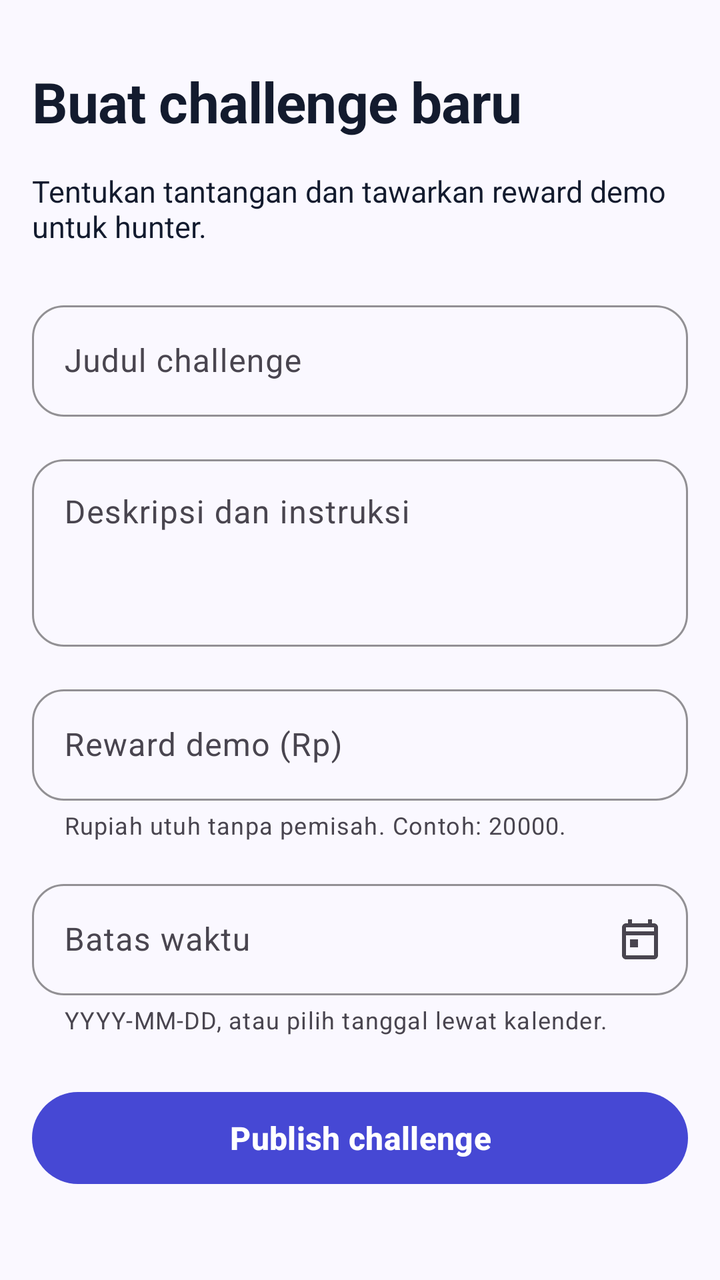
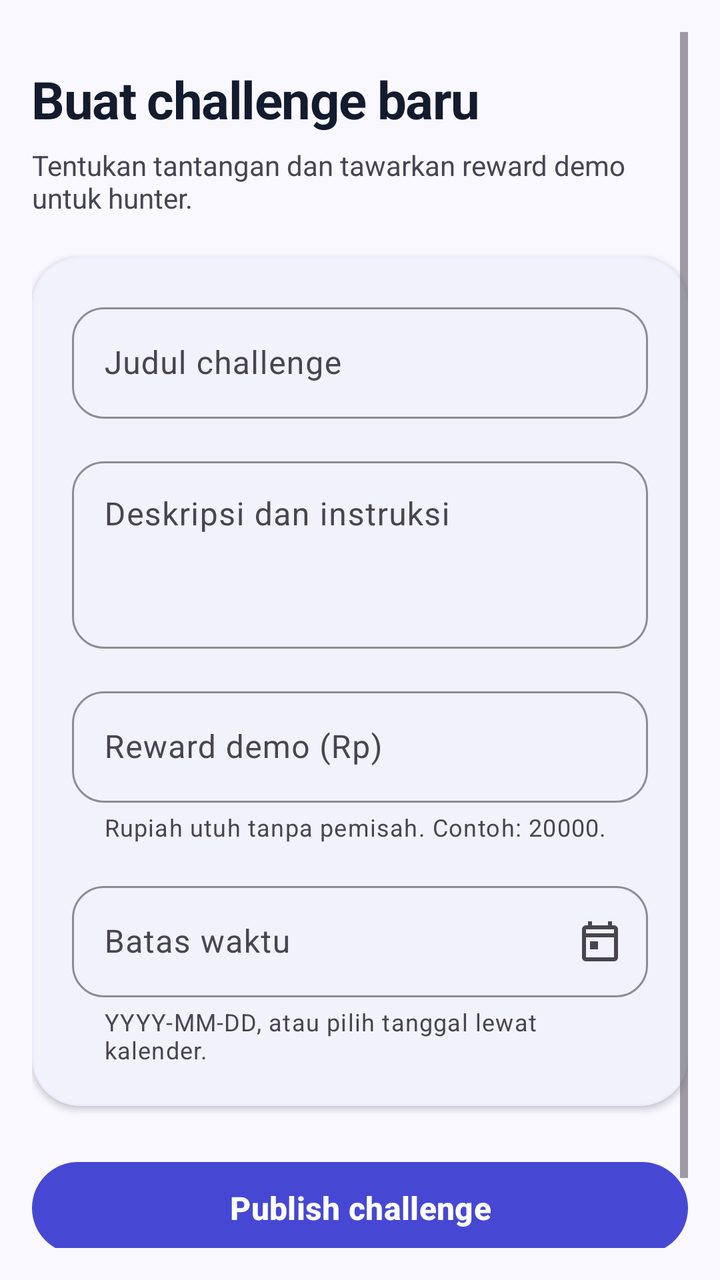

Two renders of the same Android screen: before a commit and after it. Below are the layout's source before the change and the commit's diff.
<!-- AndroidManifest.xml: application theme Theme.Bounty -->
<!-- res/layout/screen_create.xml -->
<?xml version="1.0" encoding="utf-8"?>
<ScrollView xmlns:android="http://schemas.android.com/apk/res/android"
    xmlns:app="http://schemas.android.com/apk/res-auto"
    android:id="@+id/create_screen" style="@style/BountyScreen">
    <LinearLayout style="@style/BountyScreenContent">
        <com.google.android.material.textview.MaterialTextView
            style="@style/BountyHeading" android:text="@string/create_challenge_title" />
        <com.google.android.material.textview.MaterialTextView
            style="@style/BountyBody" android:layout_marginTop="16dp"
            android:text="@string/create_description" />
        <com.google.android.material.textfield.TextInputLayout
            android:id="@+id/create_title_layout" style="@style/BountyTextInput"
            android:layout_width="match_parent" android:layout_height="wrap_content"
            android:layout_marginTop="24dp" android:hint="@string/challenge_title_label">
            <com.google.android.material.textfield.TextInputEditText
                android:id="@+id/create_title_input" android:layout_width="match_parent"
                android:layout_height="wrap_content" android:inputType="textCapSentences"
                android:singleLine="true" android:maxLength="100" android:imeOptions="actionNext" />
        </com.google.android.material.textfield.TextInputLayout>
        <com.google.android.material.textfield.TextInputLayout
            android:id="@+id/create_description_layout" style="@style/BountyTextInput"
            android:layout_width="match_parent" android:layout_height="wrap_content"
            android:layout_marginTop="16dp" android:hint="@string/challenge_description_label">
            <com.google.android.material.textfield.TextInputEditText
                android:id="@+id/create_description_input" android:layout_width="match_parent"
                android:layout_height="wrap_content" android:inputType="textMultiLine|textCapSentences"
                android:minLines="3" android:maxLength="2000" android:gravity="top|start" />
        </com.google.android.material.textfield.TextInputLayout>
        <com.google.android.material.textfield.TextInputLayout
            android:id="@+id/create_reward_layout" style="@style/BountyTextInput"
            android:layout_width="match_parent" android:layout_height="wrap_content"
            android:layout_marginTop="16dp" android:hint="@string/challenge_reward_label"
            app:helperText="@string/reward_input_hint">
            <com.google.android.material.textfield.TextInputEditText
                android:id="@+id/create_reward_input" android:layout_width="match_parent"
                android:layout_height="wrap_content" android:inputType="number" android:maxLength="20"
                android:singleLine="true" android:imeOptions="actionNext" />
        </com.google.android.material.textfield.TextInputLayout>
        <com.google.android.material.textfield.TextInputLayout
            android:id="@+id/create_deadline_layout" style="@style/BountyTextInput"
            android:layout_width="match_parent" android:layout_height="wrap_content"
            android:layout_marginTop="16dp" android:hint="@string/challenge_deadline_label"
            app:helperText="@string/deadline_input_hint" app:endIconMode="custom"
            app:errorIconDrawable="@null"
            app:endIconDrawable="@drawable/ic_calendar" app:endIconContentDescription="@string/choose_deadline">
            <com.google.android.material.textfield.TextInputEditText
                android:id="@+id/create_deadline_input" android:layout_width="match_parent"
                android:layout_height="wrap_content" android:inputType="date" android:maxLength="10"
                android:singleLine="true" android:imeOptions="actionDone" />
        </com.google.android.material.textfield.TextInputLayout>
        <com.google.android.material.progressindicator.LinearProgressIndicator
            android:id="@+id/publish_loading" android:layout_width="match_parent"
            android:layout_height="wrap_content" android:layout_marginTop="24dp"
            android:indeterminate="true" android:visibility="gone"
            android:contentDescription="@string/publishing_challenge" />
        <com.google.android.material.button.MaterialButton
            android:id="@+id/publish_button" style="@style/BountyButton"
            android:layout_marginTop="24dp" android:text="@string/publish_action" />
    </LinearLayout>
</ScrollView>
<!-- resources referenced by this layout -->
<resources>
  <string name="challenge_deadline_label">Batas waktu</string>
  <string name="challenge_description_label">Deskripsi dan instruksi</string>
  <string name="challenge_reward_label">Reward demo (Rp)</string>
  <string name="challenge_title_label">Judul challenge</string>
  <string name="choose_deadline">Pilih batas waktu</string>
  <string name="create_challenge_title">Buat challenge baru</string>
  <string name="create_description">Tentukan tantangan dan tawarkan reward demo untuk hunter.</string>
  <string name="deadline_input_hint">YYYY-MM-DD, atau pilih tanggal lewat kalender.</string>
  <string name="publish_action">Publish challenge</string>
  <string name="publishing_challenge">Menyimpan challenge…</string>
  <string name="reward_input_hint">Rupiah utuh tanpa pemisah. Contoh: 20000.</string>
  <style name="BountyBody">
          <item name="android:layout_width">match_parent</item>
          <item name="android:layout_height">wrap_content</item>
          <item name="android:textSize">15sp</item>
          <item name="android:textColor">?attr/colorOnSurface</item>
      </style>
  <style name="BountyHeading">
          <item name="android:layout_width">match_parent</item>
          <item name="android:layout_height">wrap_content</item>
          <item name="android:textSize">28sp</item>
          <item name="android:textStyle">bold</item>
          <item name="android:letterSpacing">-0.01</item>
          <item name="android:textColor">?attr/colorOnSurface</item>
      </style>
  <style name="BountyScreen">
          <item name="android:layout_width">match_parent</item>
          <item name="android:layout_height">match_parent</item>
          <item name="android:fillViewport">true</item>
          <item name="android:padding">16dp</item>
      </style>
  <style name="BountyScreenContent">
          <item name="android:layout_width">match_parent</item>
          <item name="android:layout_height">wrap_content</item>
          <item name="android:orientation">vertical</item>
          <item name="android:paddingTop">16dp</item>
          <item name="android:paddingBottom">24dp</item>
      </style>
  <style name="Theme.Bounty" parent="Base.Theme.Bounty" />
  <color name="bounty_primary">#4648D4</color>
  <color name="white">#FFFFFFFF</color>
  <color name="bounty_primary_container">#6063EE</color>
  <color name="bounty_on_primary_container">#FFFBFF</color>
  <color name="bounty_secondary">#855300</color>
  <color name="bounty_secondary_container">#FEA619</color>
  <color name="bounty_on_secondary_container">#684000</color>
  <color name="bounty_tertiary">#006C49</color>
  <color name="bounty_tertiary_container">#00885D</color>
  <color name="bounty_background">#FAF8FF</color>
  <color name="bounty_surface">#FFFFFF</color>
  <color name="bounty_text">#131B2E</color>
  <color name="bounty_outline_variant">#C7C4D7</color>
  <style name="BountyDialog" parent="ThemeOverlay.Material3.MaterialAlertDialog">
          <item name="shapeAppearanceOverlay">@style/BountyDialogShape</item>
          <item name="colorSurface">@color/bounty_surface</item>
          <item name="buttonBarPositiveButtonStyle">@style/BountyDialogButton</item>
          <item name="buttonBarNegativeButtonStyle">@style/BountyDialogButton</item>
      </style>
  <style name="BountyDialogShape">
          <item name="cornerFamily">rounded</item>
          <item name="cornerSize">24dp</item>
      </style>
  <style name="BountyDialogButton" parent="Widget.Material3.Button.TextButton.Dialog">
          <item name="android:textColor">@color/bounty_primary</item>
          <item name="android:textStyle">bold</item>
      </style>
  <!-- unchanged entries left out for length: 4 -->
</resources>

<!-- the commit's change to res/layout/screen_create.xml (unified diff, before → after) -->
@@ -1,60 +1,140 @@
 <?xml version="1.0" encoding="utf-8"?>
 <ScrollView xmlns:android="http://schemas.android.com/apk/res/android"
     xmlns:app="http://schemas.android.com/apk/res-auto"
-    android:id="@+id/create_screen" style="@style/BountyScreen">
-    <LinearLayout style="@style/BountyScreenContent">
-        <com.google.android.material.textview.MaterialTextView
-            style="@style/BountyHeading" android:text="@string/create_challenge_title" />
-        <com.google.android.material.textview.MaterialTextView
-            style="@style/BountyBody" android:layout_marginTop="16dp"
+    android:id="@+id/create_screen"
+    style="@style/BountyScreen"
+    android:background="@color/bounty_background">
+
+    <LinearLayout
+        style="@style/BountyScreenContent"
+        android:paddingBottom="48dp">
+
+        <TextView
+            style="@style/BountyHeading"
+            android:textSize="26sp"
+            android:textStyle="bold"
+            android:letterSpacing="-0.02"
+            android:text="@string/create_challenge_title" />
+
+        <TextView
+            style="@style/BountyBody"
+            android:layout_marginTop="6dp"
+            android:textSize="14sp"
+            android:textColor="@color/bounty_text_secondary"
             android:text="@string/create_description" />
-        <com.google.android.material.textfield.TextInputLayout
-            android:id="@+id/create_title_layout" style="@style/BountyTextInput"
-            android:layout_width="match_parent" android:layout_height="wrap_content"
-            android:layout_marginTop="24dp" android:hint="@string/challenge_title_label">
-            <com.google.android.material.textfield.TextInputEditText
-                android:id="@+id/create_title_input" android:layout_width="match_parent"
-                android:layout_height="wrap_content" android:inputType="textCapSentences"
-                android:singleLine="true" android:maxLength="100" android:imeOptions="actionNext" />
-        </com.google.android.material.textfield.TextInputLayout>
-        <com.google.android.material.textfield.TextInputLayout
-            android:id="@+id/create_description_layout" style="@style/BountyTextInput"
-            android:layout_width="match_parent" android:layout_height="wrap_content"
-            android:layout_marginTop="16dp" android:hint="@string/challenge_description_label">
-            <com.google.android.material.textfield.TextInputEditText
-                android:id="@+id/create_description_input" android:layout_width="match_parent"
-                android:layout_height="wrap_content" android:inputType="textMultiLine|textCapSentences"
-                android:minLines="3" android:maxLength="2000" android:gravity="top|start" />
-        </com.google.android.material.textfield.TextInputLayout>
-        <com.google.android.material.textfield.TextInputLayout
-            android:id="@+id/create_reward_layout" style="@style/BountyTextInput"
-            android:layout_width="match_parent" android:layout_height="wrap_content"
-            android:layout_marginTop="16dp" android:hint="@string/challenge_reward_label"
-            app:helperText="@string/reward_input_hint">
-            <com.google.android.material.textfield.TextInputEditText
-                android:id="@+id/create_reward_input" android:layout_width="match_parent"
-                android:layout_height="wrap_content" android:inputType="number" android:maxLength="20"
-                android:singleLine="true" android:imeOptions="actionNext" />
-        </com.google.android.material.textfield.TextInputLayout>
-        <com.google.android.material.textfield.TextInputLayout
-            android:id="@+id/create_deadline_layout" style="@style/BountyTextInput"
-            android:layout_width="match_parent" android:layout_height="wrap_content"
-            android:layout_marginTop="16dp" android:hint="@string/challenge_deadline_label"
-            app:helperText="@string/deadline_input_hint" app:endIconMode="custom"
-            app:errorIconDrawable="@null"
-            app:endIconDrawable="@drawable/ic_calendar" app:endIconContentDescription="@string/choose_deadline">
-            <com.google.android.material.textfield.TextInputEditText
-                android:id="@+id/create_deadline_input" android:layout_width="match_parent"
-                android:layout_height="wrap_content" android:inputType="date" android:maxLength="10"
-                android:singleLine="true" android:imeOptions="actionDone" />
-        </com.google.android.material.textfield.TextInputLayout>
+
+        <com.google.android.material.card.MaterialCardView
+            android:layout_width="match_parent"
+            android:layout_height="wrap_content"
+            android:layout_marginTop="20dp"
+            app:cardCornerRadius="24dp"
+            app:cardElevation="2dp"
+            app:strokeWidth="1dp"
+            app:strokeColor="@color/bounty_surface_container"
+            app:cardBackgroundColor="@color/bounty_surface">
+
+            <LinearLayout
+                android:layout_width="match_parent"
+                android:layout_height="wrap_content"
+                android:orientation="vertical"
+                android:padding="20dp">
+
+                
+                <com.google.android.material.textfield.TextInputLayout
+                    android:id="@+id/create_title_layout"
+                    style="@style/BountyTextInput"
+                    android:layout_width="match_parent"
+                    android:layout_height="wrap_content"
+                    android:hint="@string/challenge_title_label">
+
+                    <com.google.android.material.textfield.TextInputEditText
+                        android:id="@+id/create_title_input"
+                        android:layout_width="match_parent"
+                        android:layout_height="wrap_content"
+                        android:inputType="textCapSentences"
+                        android:singleLine="true"
+                        android:maxLength="100"
+                        android:imeOptions="actionNext" />
+                </com.google.android.material.textfield.TextInputLayout>
+
+                
+                <com.google.android.material.textfield.TextInputLayout
+                    android:id="@+id/create_description_layout"
+                    style="@style/BountyTextInput"
+                    android:layout_width="match_parent"
+                    android:layout_height="wrap_content"
+                    android:layout_marginTop="16dp"
+                    android:hint="@string/challenge_description_label">
+
+                    <com.google.android.material.textfield.TextInputEditText
+                        android:id="@+id/create_description_input"
+                        android:layout_width="match_parent"
+                        android:layout_height="wrap_content"
+                        android:inputType="textMultiLine|textCapSentences"
+                        android:minLines="3"
+                        android:maxLength="2000"
+                        android:gravity="top|start" />
+                </com.google.android.material.textfield.TextInputLayout>
+
+                
+                <com.google.android.material.textfield.TextInputLayout
+                    android:id="@+id/create_reward_layout"
+                    style="@style/BountyTextInput"
+                    android:layout_width="match_parent"
+                    android:layout_height="wrap_content"
+                    android:layout_marginTop="16dp"
+                    android:hint="@string/challenge_reward_label"
+                    app:helperText="@string/reward_input_hint">
+
+                    <com.google.android.material.textfield.TextInputEditText
+                        android:id="@+id/create_reward_input"
+                        android:layout_width="match_parent"
+                        android:layout_height="wrap_content"
+                        android:inputType="number"
+                        android:maxLength="20"
+                        android:singleLine="true"
+                        android:imeOptions="actionNext" />
+                </com.google.android.material.textfield.TextInputLayout>
+
+                
+                <com.google.android.material.textfield.TextInputLayout
+                    android:id="@+id/create_deadline_layout"
+                    style="@style/BountyTextInput"
+                    android:layout_width="match_parent"
+                    android:layout_height="wrap_content"
+                    android:layout_marginTop="16dp"
+                    android:hint="@string/challenge_deadline_label"
+                    app:helperText="@string/deadline_input_hint"
+                    app:endIconMode="custom"
+                    app:errorIconDrawable="@null"
+                    app:endIconDrawable="@drawable/ic_calendar"
+                    app:endIconContentDescription="@string/choose_deadline">
+
+                    <com.google.android.material.textfield.TextInputEditText
+                        android:id="@+id/create_deadline_input"
+                        android:layout_width="match_parent"
+                        android:layout_height="wrap_content"
+                        android:inputType="date"
+                        android:maxLength="10"
+                        android:singleLine="true"
+                        android:imeOptions="actionDone" />
+                </com.google.android.material.textfield.TextInputLayout>
+            </LinearLayout>
+        </com.google.android.material.card.MaterialCardView>
+
         <com.google.android.material.progressindicator.LinearProgressIndicator
-            android:id="@+id/publish_loading" android:layout_width="match_parent"
-            android:layout_height="wrap_content" android:layout_marginTop="24dp"
-            android:indeterminate="true" android:visibility="gone"
+            android:id="@+id/publish_loading"
+            android:layout_width="match_parent"
+            android:layout_height="wrap_content"
+            android:layout_marginTop="24dp"
+            android:indeterminate="true"
+            android:visibility="gone"
             android:contentDescription="@string/publishing_challenge" />
+
         <com.google.android.material.button.MaterialButton
-            android:id="@+id/publish_button" style="@style/BountyButton"
-            android:layout_marginTop="24dp" android:text="@string/publish_action" />
+            android:id="@+id/publish_button"
+            style="@style/BountyButton"
+            android:layout_marginTop="24dp"
+            android:text="@string/publish_action" />
     </LinearLayout>
 </ScrollView>
<!-- resource entries referenced after the edit -->
@@ -50,6 +50,8 @@
   <color name="bounty_tertiary_container">#00885D</color>
   <color name="bounty_background">#FAF8FF</color>
   <color name="bounty_surface">#FFFFFF</color>
+  <color name="bounty_surface_container">#EAEDFF</color>
+  <color name="bounty_text_secondary">#464554</color>
   <color name="bounty_text">#131B2E</color>
   <color name="bounty_outline_variant">#C7C4D7</color>
   <style name="BountyDialog" parent="ThemeOverlay.Material3.MaterialAlertDialog">
